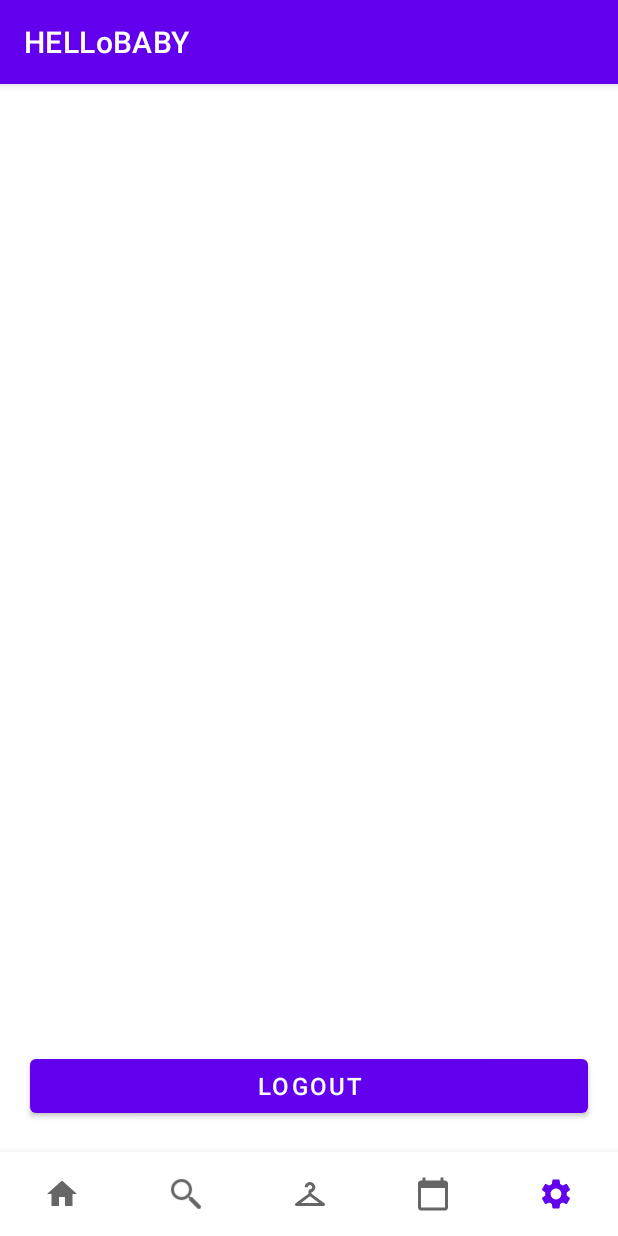
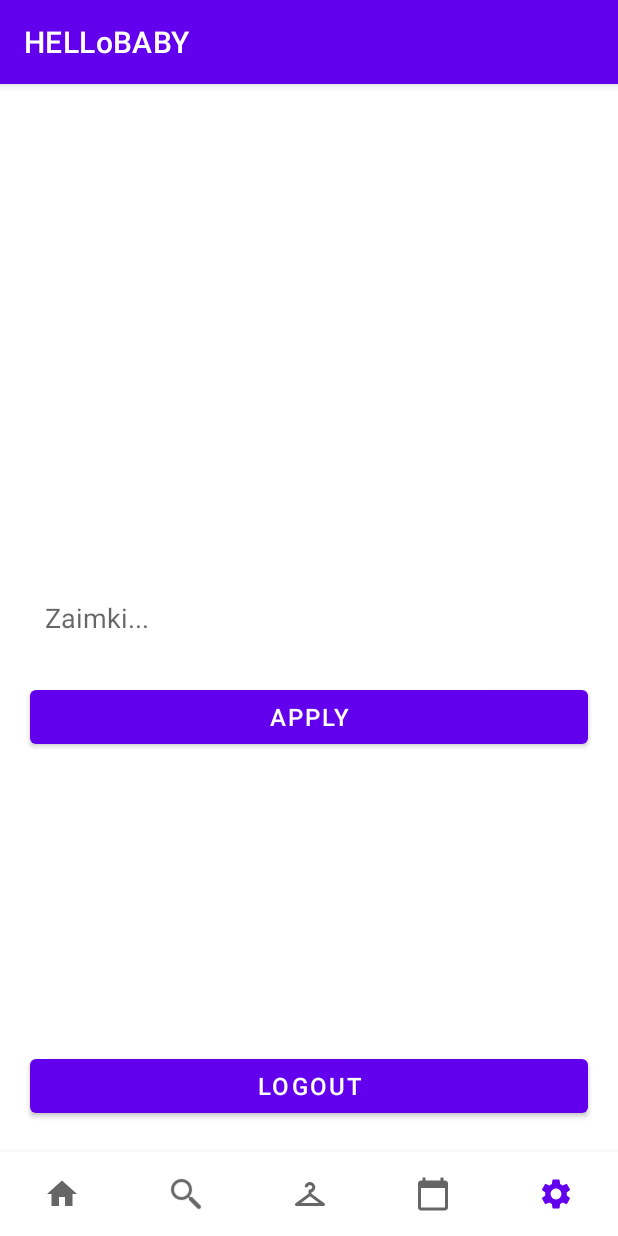
Before and after one commit to Maki1502/Hello-baby, an Android app: the screen it shows after launch once a user with an empty profile is signed in (MainActivity), item 5 of the bottom bar chosen, on a phone screen of 412 x 824 dp. Run offline under Robolectric (Android 15) with nearby library versions, the phone set to English and light mode, and no system bars; our stand-ins replace Dagger/Hilt's generated code, Firebase (no records; nobody signed in at launch, a user with empty details on screens opened directly), Picasso; 1 statement that could not run was skipped.

Commit message:
Zmiana zaimków z rejestracji na opcje (później można zrobić okno po rejestracji z tym)

```diff
--- a/app/src/main/res/layout/fragment_options.xml
+++ b/app/src/main/res/layout/fragment_options.xml
@@ -4,6 +4,31 @@
     android:layout_width="match_parent"
     android:layout_height="match_parent"
     tools:context=".fragments.OptionsFragment">
+
+    <EditText
+        android:id="@+id/zaimki_edtxt"
+        android:layout_width="match_parent"
+        android:layout_height="wrap_content"
+        android:background="@color/white"
+        android:padding="10dp"
+        android:layout_centerHorizontal="true"
+        android:layout_centerVertical="true"
+        android:inputType="text"
+        android:layout_margin="20dp"
+        android:textColor="@color/black"
+        android:hint="Zaimki..."/>
+
+    <Button
+        android:id="@+id/apply_btn"
+        android:layout_marginBottom="20dp"
+        android:layout_width="match_parent"
+        android:layout_height="wrap_content"
+        android:layout_marginLeft="20dp"
+        android:layout_marginRight="20dp"
+        android:text="Apply"
+        android:layout_below="@id/zaimki_edtxt"
+        android:textColor="@color/white"
+        android:textSize="16dp"/>
 
     <Button
         android:id="@+id/logout_profile_btn"
```
Also changed, not shown: app/src/main/java/edu/ib/hellobaby/SignUpActivity.kt (+0 -9 lines), app/src/main/java/edu/ib/hellobaby/fragments/OptionsFragment.kt (+17 -4 lines), app/src/main/res/layout/activity_sign_up.xml (+1 -14 lines).
